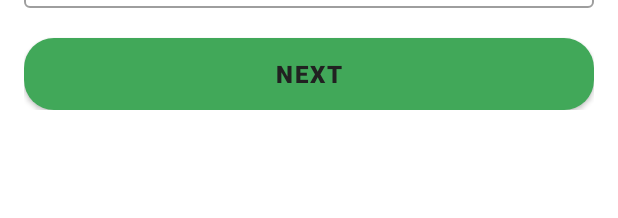
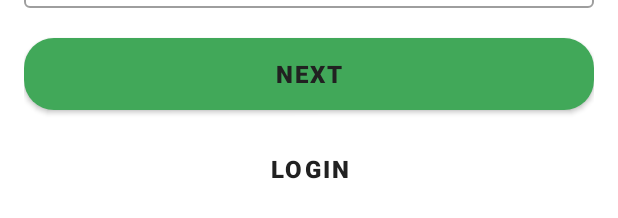
Before and after one commit to akshaypatel67/Foodonors, an Android app: the layout activity_sign_up.xml on its own in the app's theme, with its tools: preview values and no code run, on a phone screen of 412 x 824 dp. Shown: the part 853-1071 px from the top of the screen. Run offline under Robolectric (Android 15) with nearby library versions, the phone set to English and light mode, and no system bars; plain views replace CountryCodePicker.

Commit message:
- Added Login in Signup Screen

```diff
--- a/app/src/main/res/layout/activity_sign_up.xml
+++ b/app/src/main/res/layout/activity_sign_up.xml
@@ -137,5 +137,17 @@
             android:textSize="16sp"
             android:textStyle="bold" />
 
+        <Button
+            android:id="@+id/btn_login_acc"
+            android:layout_width="wrap_content"
+            android:layout_height="wrap_content"
+            android:layout_gravity="center"
+            android:layout_marginTop="15dp"
+            android:background="#00000000"
+            android:text="Login"
+            android:textColor="@color/secondaryTextColor"
+            android:textSize="16sp"
+            android:textStyle="bold" />
+
     </LinearLayout>
 </ScrollView>
```
Also changed, not shown: app/src/main/java/com/example/foodonors/SignUpActivity.java (+10 -1 lines).
